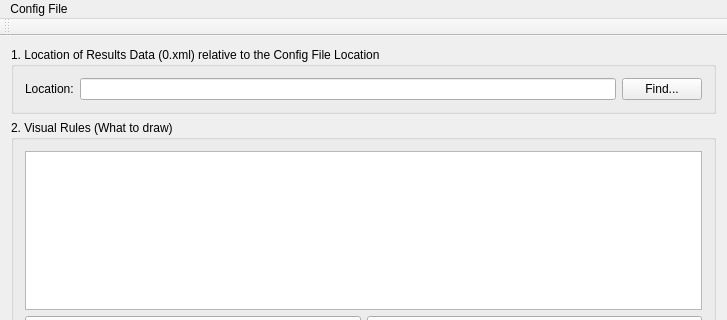
Qt form mainwindow.ui (FLAME-HPC/flame_visualiser) before a commit; both pictures show x 0 to 727 and y 0 to 320 of the 727 by 734 pixel window.
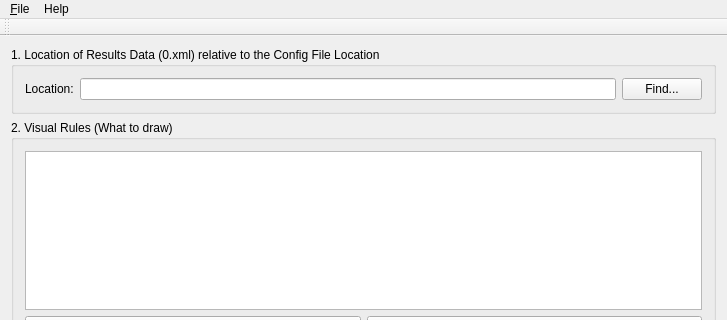
The same form after that commit.

Commit message: Add quit and help>about menu items. Add about dialog with changelog.

What changed in the file:
```diff
--- a/mainwindow.ui
+++ b/mainwindow.ui
@@ -210,15 +210,24 @@
    </property>
    <widget class="QMenu" name="menuFile">
     <property name="title">
-     <string>Config File</string>
+     <string>&amp;File</string>
     </property>
     <addaction name="actionNew"/>
     <addaction name="actionOpen"/>
     <addaction name="actionSave"/>
     <addaction name="actionSave_As"/>
     <addaction name="actionClose"/>
+    <addaction name="separator"/>
+    <addaction name="actionQuit"/>
+   </widget>
+   <widget class="QMenu" name="menuHelp">
+    <property name="title">
+     <string>Help</string>
+    </property>
+    <addaction name="actionAbout"/>
    </widget>
    <addaction name="menuFile"/>
+   <addaction name="menuHelp"/>
   </widget>
   <widget class="QToolBar" name="mainToolBar">
    <attribute name="toolBarArea">
```
Left out of the diff: 10 changed lines with no effect on the pictures. The commit also changes 4 other files.
